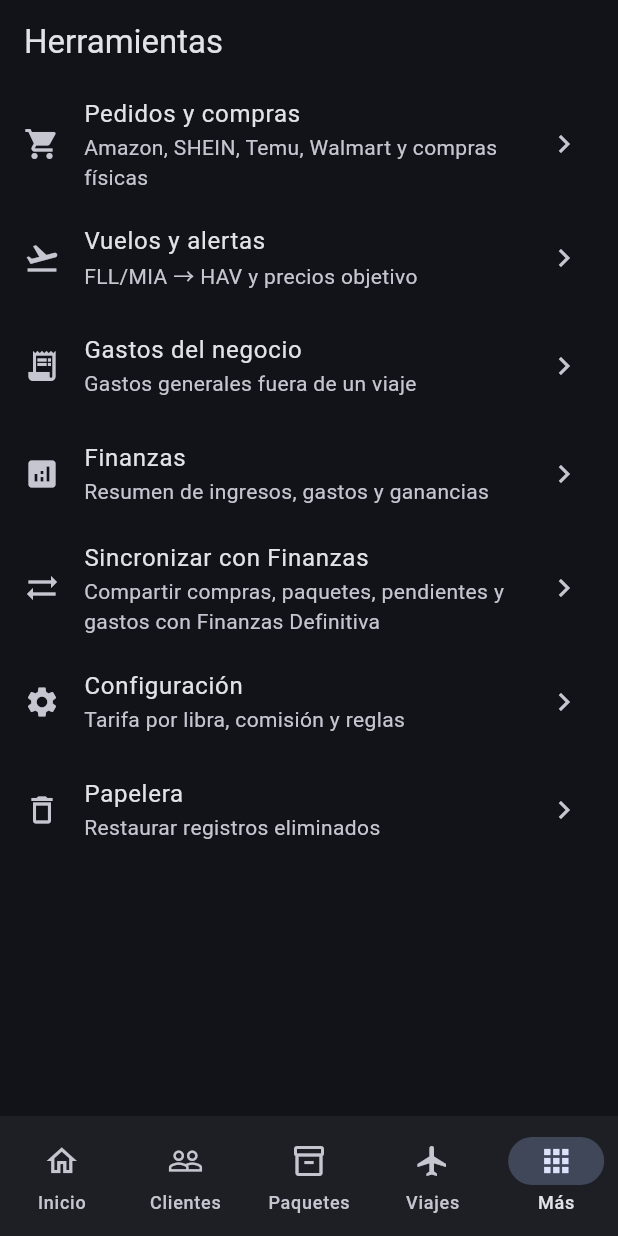
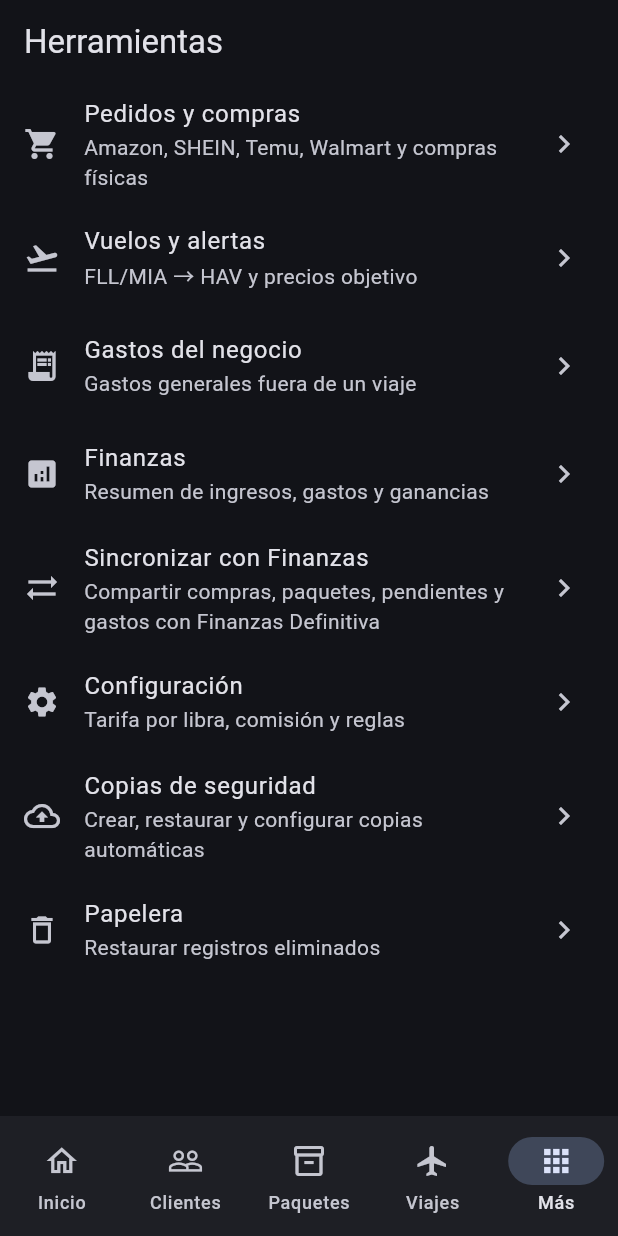
Before and after one commit to angeljo0801/Paqueter-a, a Flutter app: the screen it shows after launch, item 5 of the bottom bar chosen, on a phone screen of 412 x 824 dp. Run offline on Flutter 3.47's test engine with Material 3 defaults, Android fonts, the phone set to English and light mode, and no system bars; our stand-ins replace file_picker, flutter_contacts, flutter_secure_storage, image_picker, shared_preferences; missing offline and left inert: google_mlkit_text_recognition, mobile_scanner.

Commit message:
Paqueteria: expose backup and restore in tools

```diff
--- a/paqueteria/lib/extras.dart
+++ b/paqueteria/lib/extras.dart
@@ -232,5 +232,6 @@ _more(context,Icons.receipt_long,'Gastos del negocio','Gastos generales fuera de
 _more(context,Icons.analytics,'Finanzas','Resumen de ingresos, gastos y ganancias',const FinancePage()),
 _more(context,Icons.sync_alt,'Sincronizar con Finanzas','Compartir compras, paquetes, pendientes y gastos con Finanzas Definitiva',const FinanceSyncPage()),
 _more(context,Icons.settings,'Configuración','Tarifa por libra, comisión y reglas',const SettingsPage()),
+_more(context,Icons.backup_outlined,'Copias de seguridad','Crear, restaurar y configurar copias automáticas',const PaqueteriaBackupPage()),
 _more(context,Icons.delete_outline,'Papelera','Restaurar registros eliminados',const TrashPage()),
 ]));Widget _more(BuildContext context,IconData icon,String title,String sub,Widget page)=>ListTile(leading:Icon(icon),title:Text(title),subtitle:Text(sub),trailing:const Icon(Icons.chevron_right),onTap:()=>Navigator.push(context,MaterialPageRoute(builder:(_)=>page)));}
```
